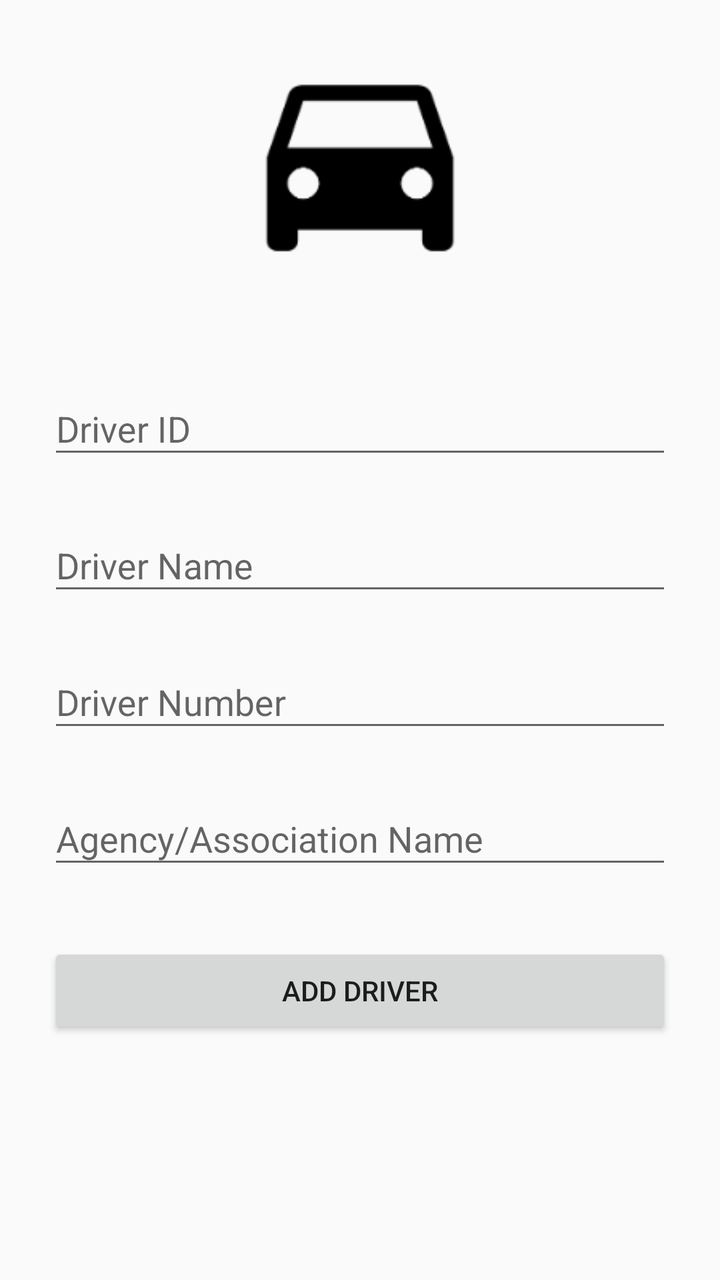
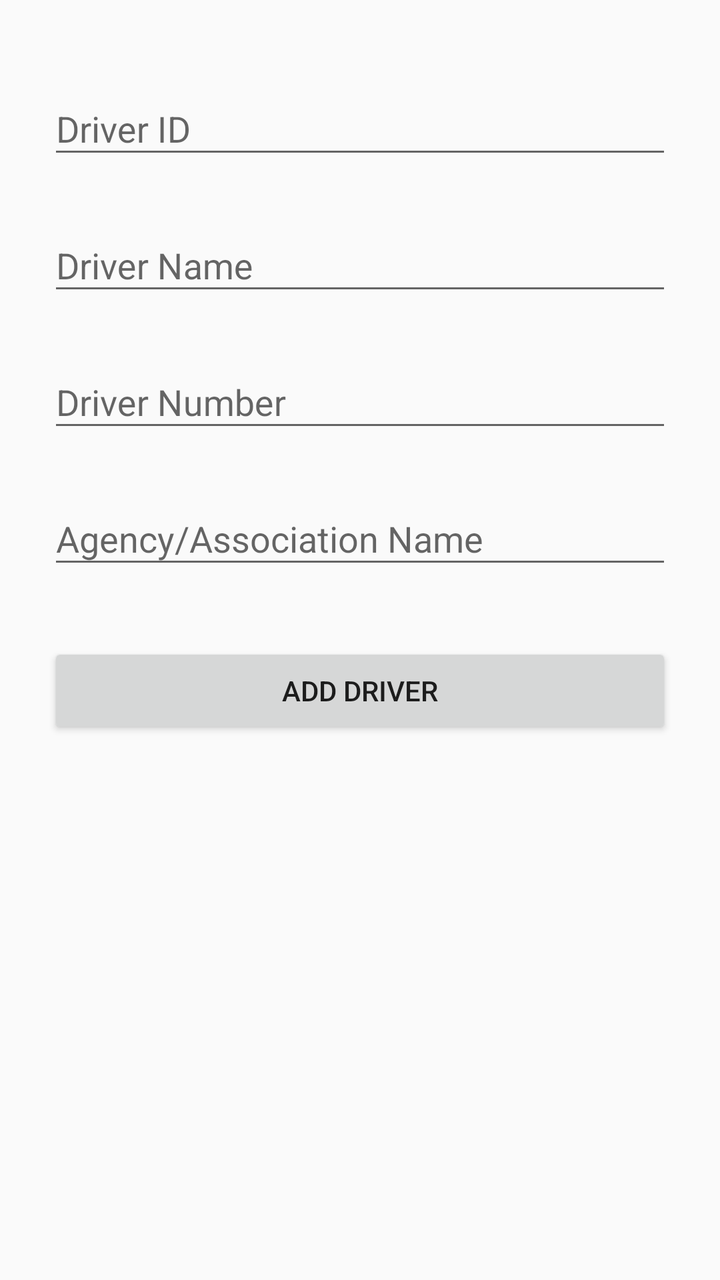

An Android layout rendered at two revisions. The XML below is the earlier revision; the diff shows what the commit changed to produce the second picture.
<!-- AndroidManifest.xml: application theme AppTheme -->
<!-- res/layout/activity_add_driver.xml -->
<?xml version="1.0" encoding="utf-8"?>
<ScrollView
    xmlns:android="http://schemas.android.com/apk/res/android"
    android:layout_width="match_parent"
    android:layout_height="match_parent"
    android:fitsSystemWindows="true">

    <LinearLayout
        android:orientation="vertical"
        android:layout_width="match_parent"
        android:layout_height="wrap_content"
        android:paddingTop="24dp"
        android:paddingBottom="24dp"
        android:paddingLeft="24dp"
        android:paddingRight="24dp">

        <ImageView android:src="@drawable/logo"
            android:layout_width="300dp"
            android:layout_height="120dp"
            android:layout_marginBottom="30dp"
            android:layout_gravity="center_horizontal" />

        <android.support.design.widget.TextInputLayout
            android:layout_width="match_parent"
            android:layout_height="wrap_content"
            android:layout_marginTop="8dp"
            android:layout_marginBottom="8dp">
            <EditText android:id="@+id/allot_driver_id"
                android:layout_width="match_parent"
                android:layout_height="wrap_content"
                android:inputType="text"
                android:hint="Driver ID" />
        </android.support.design.widget.TextInputLayout>

        <android.support.design.widget.TextInputLayout
            android:layout_width="match_parent"
            android:layout_height="wrap_content"
            android:layout_marginTop="8dp"
            android:layout_marginBottom="8dp">
            <EditText android:id="@+id/add_driver_name"
                android:layout_width="match_parent"
                android:layout_height="wrap_content"
                android:inputType="textPersonName"
                android:hint="Driver Name" />
        </android.support.design.widget.TextInputLayout>

        <android.support.design.widget.TextInputLayout
            android:layout_width="match_parent"
            android:layout_height="wrap_content"
            android:layout_marginTop="8dp"
            android:layout_marginBottom="8dp">
            <EditText android:id="@+id/add_driver_number"
                android:layout_width="match_parent"
                android:layout_height="wrap_content"
                android:inputType="phone"
                android:hint="Driver Number" />
        </android.support.design.widget.TextInputLayout>

        <android.support.design.widget.TextInputLayout
            android:layout_width="match_parent"
            android:layout_height="wrap_content"
            android:layout_marginTop="8dp"
            android:layout_marginBottom="8dp">
            <EditText android:id="@+id/add_org_name"
                android:layout_width="match_parent"
                android:layout_height="wrap_content"
                android:inputType="text"
                android:hint="Agency/Association Name"/>
        </android.support.design.widget.TextInputLayout>

        <android.support.v7.widget.AppCompatButton
            android:id="@+id/btn_add_driver"
            android:layout_width="match_parent"
            android:layout_height="wrap_content"
            android:layout_marginTop="24dp"
            android:padding="12dp"
            android:text="Add Driver"/>

    </LinearLayout>

</ScrollView>
<!-- resources referenced by this layout -->
<resources>
  <!-- drawable logo: png bitmap (drawable, 3313 bytes) -->
  <style name="AppTheme" parent="Theme.AppCompat.Light.DarkActionBar">
          <item name="colorPrimary">@color/colorPrimary</item>
          <item name="colorPrimaryDark">@color/colorPrimaryDark</item>
          <item name="colorAccent">@color/colorAccent</item>
      </style>
  <color name="colorPrimary">#000000</color>
  <color name="colorPrimaryDark">#000000</color>
  <color name="colorAccent">#000000</color>
</resources>

<!-- the commit's change to res/layout/activity_add_driver.xml (unified diff, before → after) -->
@@ -13,12 +13,6 @@
         android:paddingBottom="24dp"
         android:paddingLeft="24dp"
         android:paddingRight="24dp">
-
-        <ImageView android:src="@drawable/logo"
-            android:layout_width="300dp"
-            android:layout_height="120dp"
-            android:layout_marginBottom="30dp"
-            android:layout_gravity="center_horizontal" />
 
         <android.support.design.widget.TextInputLayout
             android:layout_width="match_parent"
<!-- resource entries referenced after the edit -->
@@ -1,6 +1,5 @@
 <!-- resources referenced by this layout -->
 <resources>
-  <!-- drawable logo: png bitmap (drawable, 3313 bytes) -->
   <style name="AppTheme" parent="Theme.AppCompat.Light.DarkActionBar">
           <item name="colorPrimary">@color/colorPrimary</item>
           <item name="colorPrimaryDark">@color/colorPrimaryDark</item>
